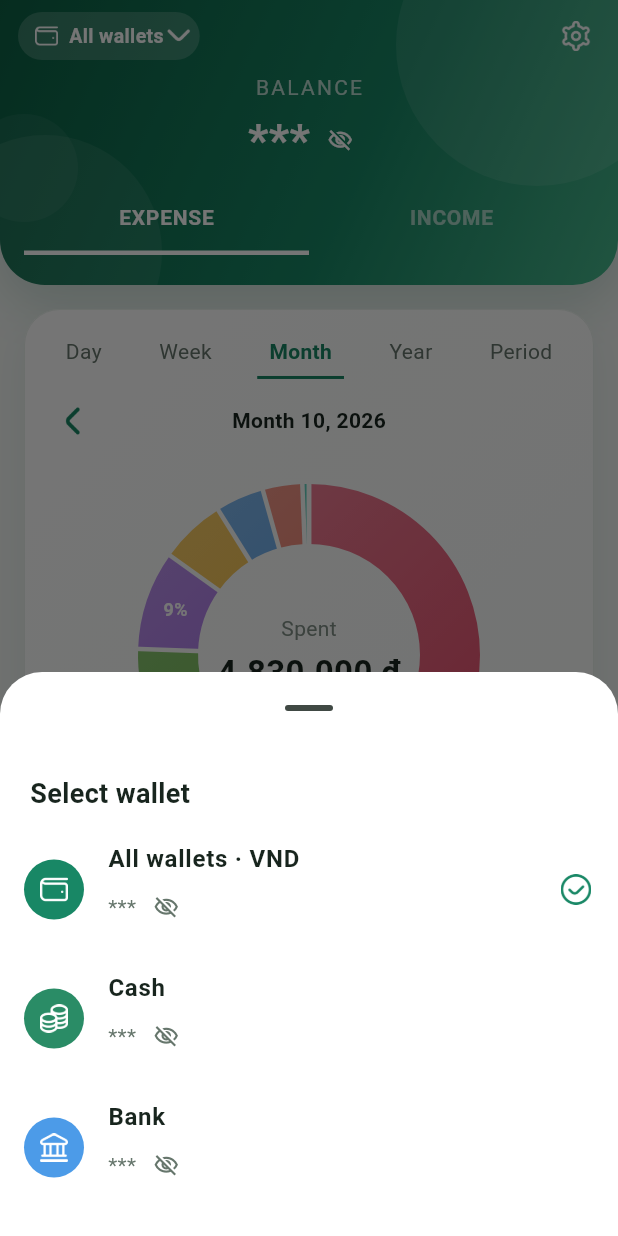
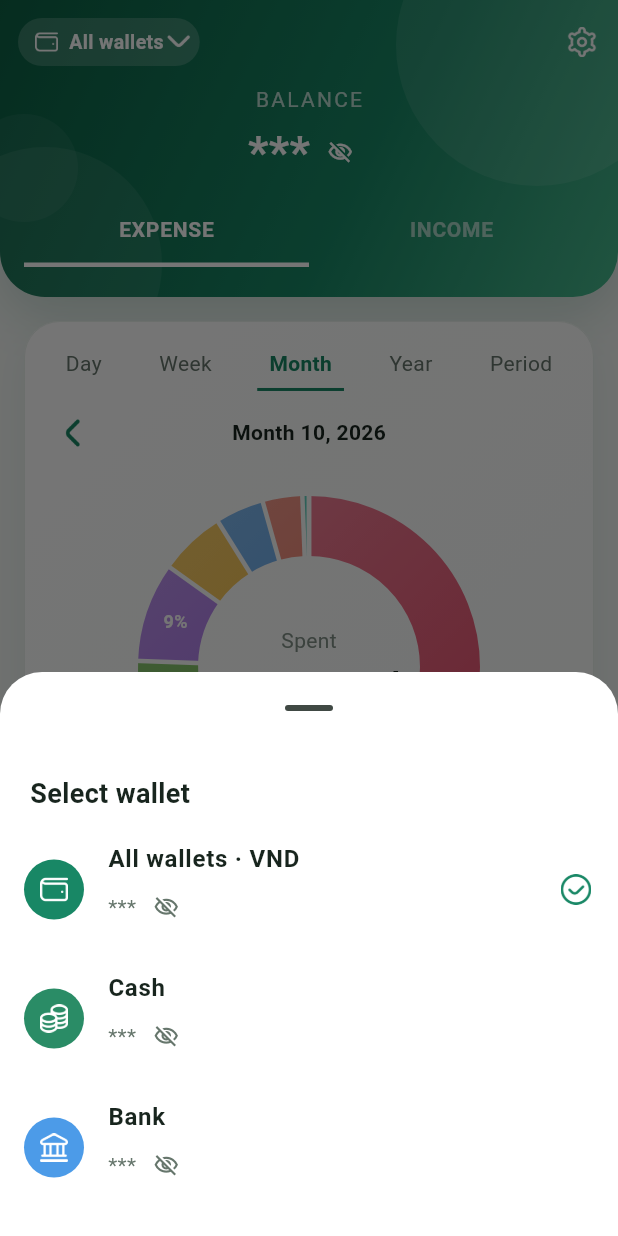
Before and after one commit to faa26dinhtuan/money_manager_app, a Flutter app: the OverviewScreen screen opened directly, after a tap on "All wallets", on a phone screen of 412 x 824 dp. Run offline on Flutter 3.47's test engine with Material 3 defaults, Android fonts, the phone set to English and light mode, and no system bars; drawn by our look-alikes of fl_chart; our stand-ins replace flutter_local_notifications, flutter_timezone, package_info_plus, share_plus, shared_preferences, timezone; accounts and stored records are empty.

Commit message:
fix: align main screen headers

```diff
--- a/lib/core/widgets/settings_button.dart
+++ b/lib/core/widgets/settings_button.dart
@@ -10,11 +10,17 @@ class SettingsButton extends StatelessWidget {
 
   @override
   Widget build(BuildContext context) {
-    return IconButton(
-      icon: AppIcon(AppIcons.settings, color: color),
-      tooltip: context.l10n.settings,
-      onPressed: () => Navigator.of(context).push(
-        MaterialPageRoute(builder: (_) => const SettingsScreen()),
+    return SizedBox(
+      width: 48,
+      height: 48,
+      child: IconButton(
+        padding: EdgeInsets.zero,
+        constraints: const BoxConstraints.tightFor(width: 48, height: 48),
+        icon: AppIcon(AppIcons.settings, color: color),
+        tooltip: context.l10n.settings,
+        onPressed: () => Navigator.of(context).push(
+          MaterialPageRoute(builder: (_) => const SettingsScreen()),
+        ),
       ),
     );
   }
--- a/lib/features/overview/overview_screen.dart
+++ b/lib/features/overview/overview_screen.dart
@@ -563,7 +563,7 @@ class _Header extends StatelessWidget {
         child: Column(
           children: [
             const SizedBox(
-              height: 48,
+              height: 56,
               child: Row(
                 children: [
                   Expanded(
@@ -572,10 +572,7 @@ class _Header extends StatelessWidget {
                       child: WalletSelector(onPrimary: true),
                     ),
                   ),
-                  Padding(
-                    padding: EdgeInsets.only(right: 4),
-                    child: SettingsButton(color: Colors.white),
-                  ),
+                  SettingsButton(color: Colors.white),
                 ],
               ),
             ),
--- a/lib/features/wallet/wallet_screen.dart
+++ b/lib/features/wallet/wallet_screen.dart
@@ -35,12 +35,12 @@ class WalletScreen extends StatelessWidget {
                   child: SafeArea(
                     bottom: false,
                     child: Padding(
-                      padding: const EdgeInsets.fromLTRB(20, 0, 12, 24),
+                      padding: const EdgeInsets.fromLTRB(12, 0, 0, 24),
                       child: Column(
                         crossAxisAlignment: CrossAxisAlignment.start,
                         children: [
                           SizedBox(
-                            height: 48,
+                            height: 56,
                             child: Row(
                               children: [
                                 Expanded(
```
